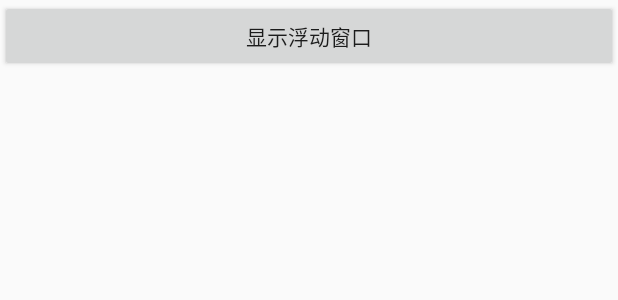
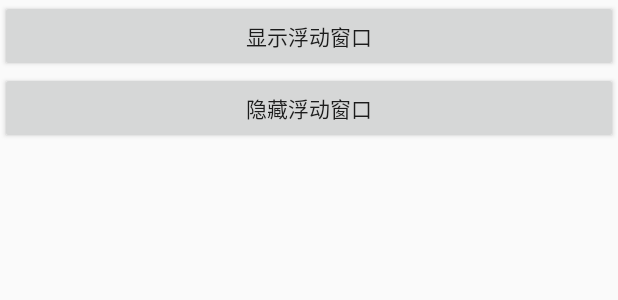
Before and after one commit to KunMinX/Relearn-Android, an Android app: the layout activity_test_window.xml on its own in the app's theme, with its tools: preview values and no code run, on a phone screen of 412 x 824 dp. Shown: the top 300 px of the screen. Run offline under Robolectric (Android 15) with nearby library versions, the phone set to English and light mode, and no system bars.

Commit message:
浮窗测试

```diff
--- a/app/src/main/java/com/kunminx/basicfacttesting/lifecycle_test/OneActivity.java
+++ b/app/src/main/java/com/kunminx/basicfacttesting/lifecycle_test/OneActivity.java
@@ -14,8 +14,7 @@ import com.kunminx.basicfacttesting.R;
 
 
 /**
- * @author KunMinX
- * @date 2018/10/18
+ * Create by KunMinX at 2018/10/18
  */
 public class OneActivity extends AppCompatActivity {
 
--- a/app/src/main/java/com/kunminx/basicfacttesting/lifecycle_test/OneAutoFragment.java
+++ b/app/src/main/java/com/kunminx/basicfacttesting/lifecycle_test/OneAutoFragment.java
@@ -14,8 +14,7 @@ import com.kunminx.basicfacttesting.R;
 
 
 /**
- * @author KunMinX
- * @date 2018/10/18
+ * Create by KunMinX at 2018/10/18
  */
 public class OneAutoFragment extends Fragment {
 
--- a/app/src/main/java/com/kunminx/basicfacttesting/lifecycle_test/OneFragment.java
+++ b/app/src/main/java/com/kunminx/basicfacttesting/lifecycle_test/OneFragment.java
@@ -14,8 +14,7 @@ import com.kunminx.basicfacttesting.R;
 
 
 /**
- * @author KunMinX
- * @date 2018/10/18
+ * Create by KunMinX at 2018/10/18
  */
 public class OneFragment extends Fragment {
 
--- a/app/src/main/java/com/kunminx/basicfacttesting/lifecycle_test/SecondActivity.java
+++ b/app/src/main/java/com/kunminx/basicfacttesting/lifecycle_test/SecondActivity.java
@@ -8,8 +8,7 @@ import com.kunminx.basicfacttesting.R;
 
 
 /**
- * @author KunMinX
- * @date 2018/10/12
+ * Create by KunMinX at 2018/10/12
  */
 public class SecondActivity extends AppCompatActivity {
 
--- a/app/src/main/java/com/kunminx/basicfacttesting/lifecycle_test/SecondFragment.java
+++ b/app/src/main/java/com/kunminx/basicfacttesting/lifecycle_test/SecondFragment.java
@@ -14,8 +14,7 @@ import com.kunminx.basicfacttesting.R;
 
 
 /**
- * @author KunMinX
- * @date 2018/10/18
+ * Create by KunMinX at 2018/10/18
  */
 public class SecondFragment extends Fragment {
 
--- a/app/src/main/java/com/kunminx/basicfacttesting/touch_dispatch_test/TestDispatchActivity.java
+++ b/app/src/main/java/com/kunminx/basicfacttesting/touch_dispatch_test/TestDispatchActivity.java
@@ -10,8 +10,7 @@ import com.kunminx.basicfacttesting.R;
 
 
 /**
- * @author KunMinX
- * @date 2018/10/18
+ * Create by KunMinX at 2018/10/18
  */
 public class TestDispatchActivity extends AppCompatActivity {
 
--- a/app/src/main/java/com/kunminx/basicfacttesting/touch_dispatch_test/TestView.java
+++ b/app/src/main/java/com/kunminx/basicfacttesting/touch_dispatch_test/TestView.java
@@ -12,8 +12,7 @@ import android.view.MotionEvent;
 import android.view.View;
 
 /**
- * @author KunMinX
- * @date 2018/10/18
+ * Create by KunMinX at 2018/10/18
  */
 public class TestView extends View {
     private static final String TAG = "------TestView";
--- a/app/src/main/res/layout/activity_test_window.xml
+++ b/app/src/main/res/layout/activity_test_window.xml
@@ -5,20 +5,28 @@
 
         <variable
             name="click"
-            type="com.kunminx.basicfacttesting.window_test.TestWindowActivity.ClickProxy"/>
+            type="com.kunminx.basicfacttesting.window_test.TestWindowActivity.ClickProxy" />
 
     </data>
 
-    <FrameLayout
+    <LinearLayout
         android:layout_width="match_parent"
-        android:layout_height="match_parent">
+        android:layout_height="match_parent"
+        android:orientation="vertical">
 
         <Button
             android:id="@+id/btn_show_window"
             android:layout_width="match_parent"
             android:layout_height="wrap_content"
             android:onClick="@{()->click.showFloatWindow()}"
-            android:text="显示浮动窗口"/>
+            android:text="显示浮动窗口" />
 
-    </FrameLayout>
+        <Button
+            android:id="@+id/btn_hide_window"
+            android:layout_width="match_parent"
+            android:layout_height="wrap_content"
+            android:onClick="@{()->click.hideFloatWindow()}"
+            android:text="隐藏浮动窗口" />
+
+    </LinearLayout>
 </layout>
```
Also changed, not shown: app/src/main/AndroidManifest.xml (+7 -7 lines), app/src/main/java/com/kunminx/basicfacttesting/window_test/TestWindowActivity.java (+13 -9 lines), app/src/main/res/layout/layout_float_window.xml (added, +15 -0 lines).
